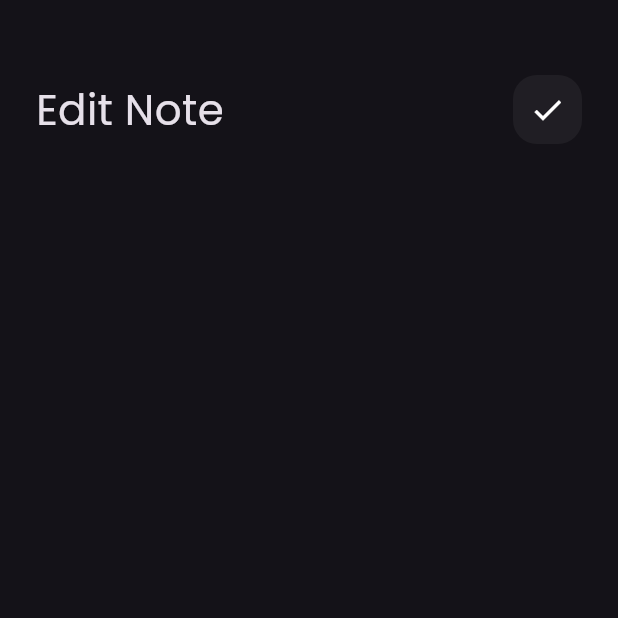
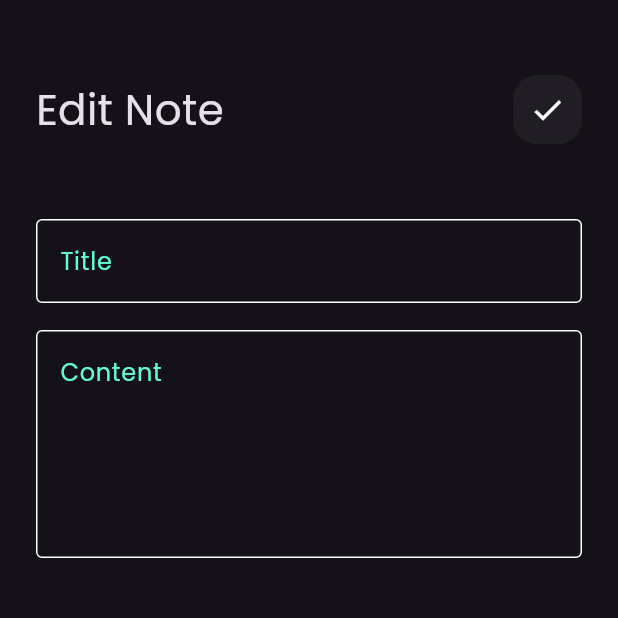
Before and after one commit to kapoallaa/notes_app, a Flutter app: the EditNoteView screen opened directly, on a phone screen of 412 x 824 dp, the top half of it. Run offline on Flutter 3.47's test engine with Material 3 defaults, Android fonts, the phone set to English and light mode, and no system bars; our stand-ins replace font_awesome_flutter.

Commit message:
edit note view ui done

```diff
--- a/lib/views/widgets/edit_note_view_body.dart
+++ b/lib/views/widgets/edit_note_view_body.dart
@@ -1,5 +1,6 @@
 import 'package:flutter/material.dart';
 import 'package:notes_app/views/widgets/custom_app_bar.dart';
+import 'package:notes_app/views/widgets/custom_text_field.dart';
 
 class EditNoteViewBody extends StatelessWidget {
   const EditNoteViewBody({super.key});
@@ -8,8 +9,7 @@ class EditNoteViewBody extends StatelessWidget {
   Widget build(BuildContext context) {
     return const Padding(
       padding: EdgeInsets.symmetric(horizontal: 24),
-      child: Column(
-        children: [
+      child: Column(children: [
         SizedBox(
           height: 50,
         ),
@@ -17,8 +17,18 @@ class EditNoteViewBody extends StatelessWidget {
           icon: Icons.check,
           title: 'Edit Note',
         ),
-        ],
+        SizedBox(
+          height: 50,
         ),
+        CustomTextField(hint: 'Title'),
+        SizedBox(
+          height: 18,
+        ),
+        CustomTextField(
+          hint: 'Content',
+          maxLines: 5,
+        )
+      ]),
     );
   }
 }
```
Lines whose indentation alone changed are shown as unchanged.
